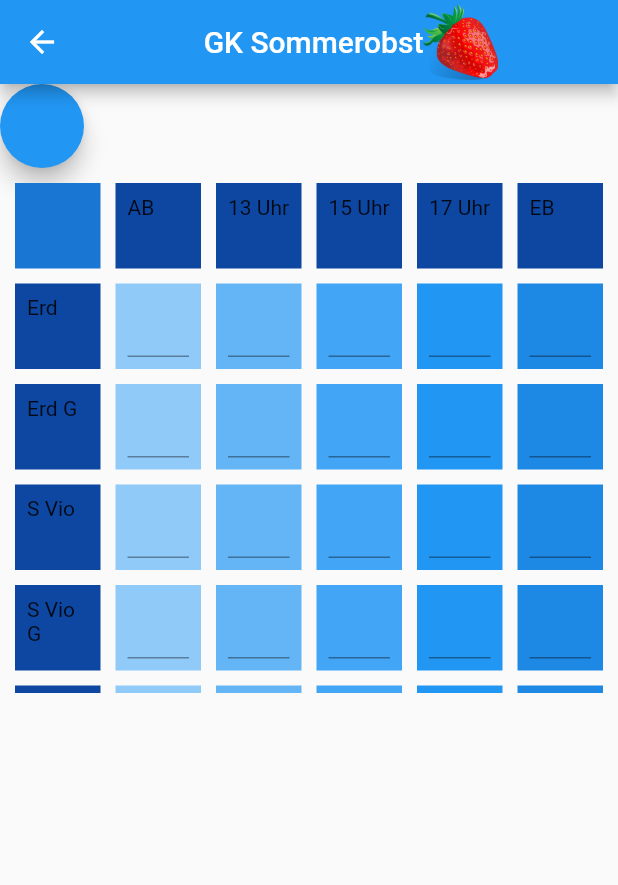
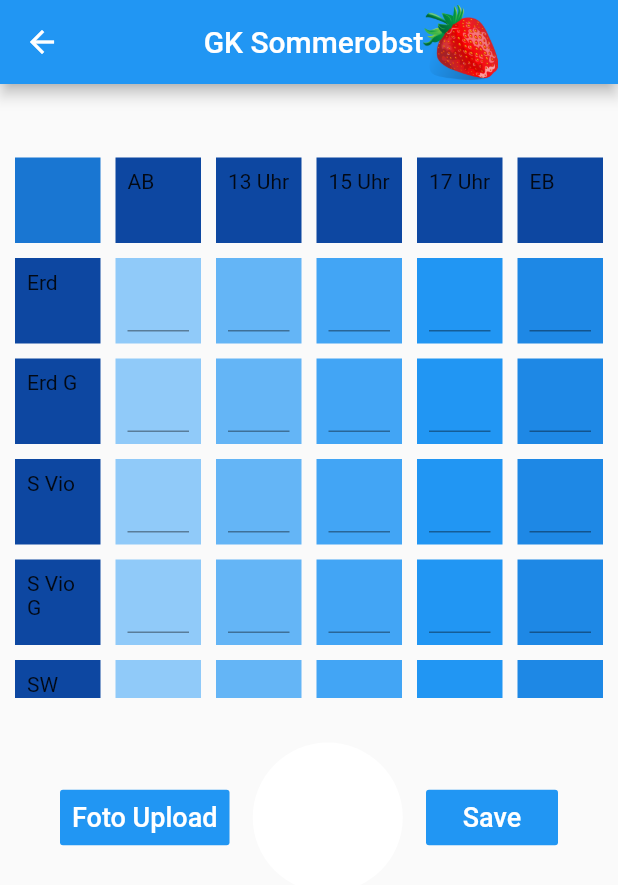
Before and after one commit to Darjusch/SommerObstApp, a Flutter app: the GridViewScreen screen opened directly with empty values, on a phone screen of 412 x 824 dp. Shown: the top 885 px of the screen. Run offline on Flutter 3.47's test engine with Material 2 defaults, Android fonts, the phone set to English and light mode, and no system bars; our stand-ins replace image_picker.

```diff
--- a/lib/screens/selected_store_list_screen.dart
+++ b/lib/screens/selected_store_list_screen.dart
@@ -1,7 +1,7 @@
 import 'package:flutter/material.dart';
 import '../widgets/app_bar_row.dart';
 import '../widgets/stand_creation.dart';
-import 'grid_view_screen.dart';
+import 'stock_input_screen.dart';
 import '../widgets/date.dart';
 
 class SelectedStoreListScreen extends StatelessWidget {
--- a/lib/screens/grid_view_screen.dart
+++ b/lib/screens/stock_input_screen.dart
@@ -1,5 +1,7 @@
 import 'package:flutter/material.dart';
 import '../widgets/app_bar_row.dart';
+import 'package:image_picker/image_picker.dart';
+import 'dart:io';
 
 class GridViewScreen extends StatefulWidget {
   String standName;
@@ -17,8 +19,20 @@ class _GridViewScreenState extends State<GridViewScreen> {
 
   Map gridData = {};
 
+  File _pickedImage;
+
+  Future<void> pickImage() async {
+    final picker = ImagePicker();
+    final pickedImage = await picker.getImage(source: ImageSource.gallery);
+    final pickedImageFile = File(pickedImage.path);
+    setState(() {
+      _pickedImage = pickedImageFile;
+    });
+  }
+
   void fillGridWithData() {
     print(standName);
+    setState(() {
       gridData = {
         standName: {
           'erdbeeren': {
@@ -37,6 +51,8 @@ class _GridViewScreenState extends State<GridViewScreen> {
           }
         }
       };
+    });
+
     print(gridData);
     print(erdbeeren13UhrController.text);
   }
@@ -115,11 +131,11 @@ class _GridViewScreenState extends State<GridViewScreen> {
                 widget.standName,
                 style: TextStyle(fontSize: 33, fontWeight: FontWeight.bold),
               ),
-              FloatingActionButton(onPressed: () => {fillGridWithData()})
             ],
           ),
           Container(
-            height: 350,
+            height: 400,
+            padding: EdgeInsets.only(bottom: 30),
             child: GridView.count(
               padding: const EdgeInsets.all(10),
               crossAxisSpacing: 10,
@@ -464,6 +480,48 @@ class _GridViewScreenState extends State<GridViewScreen> {
               ],
             ),
           ),
+          Row(
+            children: <Widget>[
+              Container(
+                padding: EdgeInsets.only(left: 40),
+                child: FlatButton(
+                  color: Colors.blue,
+                  textColor: Colors.white,
+                  padding: EdgeInsets.all(8.0),
+                  onPressed: () => {
+                    pickImage(),
+                  },
+                  child: Text(
+                    'Foto Upload',
+                    style: TextStyle(fontSize: 18),
+                  ),
+                ),
+              ),
+              Spacer(),
+              CircleAvatar(
+                radius: 50,
+                backgroundColor: Colors.white,
+                backgroundImage:
+                    _pickedImage != null ? FileImage(_pickedImage) : null,
+              ),
+              Spacer(),
+              Container(
+                padding: EdgeInsets.only(right: 40),
+                child: FlatButton(
+                  color: Colors.blue,
+                  textColor: Colors.white,
+                  padding: EdgeInsets.all(8.0),
+                  onPressed: () => {
+                    fillGridWithData(),
+                  },
+                  child: Text(
+                    'Save',
+                    style: TextStyle(fontSize: 18),
+                  ),
+                ),
+              )
+            ],
+          )
         ],
       ),
     );
--- a/lib/screens/store_list_screen.dart
+++ b/lib/screens/store_list_screen.dart
@@ -3,7 +3,7 @@ import '../widgets/app_bar_row.dart';
 import '../widgets/stand_creation.dart';
 import 'selected_store_list_screen.dart';
 import '../widgets/date.dart';
-import 'grid_view_screen.dart';
+import 'stock_input_screen.dart';
 
 class StoreListScreen extends StatefulWidget {
   @override
--- a/pubspec.yaml
+++ b/pubspec.yaml
@@ -29,6 +29,8 @@ dependencies:
   # The following adds the Cupertino Icons font to your application.
   # Use with the CupertinoIcons class for iOS style icons.
   cupertino_icons: ^0.1.3
+  image_picker: ^0.6.7+4
+
 
 dev_dependencies:
   flutter_test:
```
Also changed, not shown: pubspec.lock, 7 other files. Lines whose indentation alone changed are shown as unchanged.
